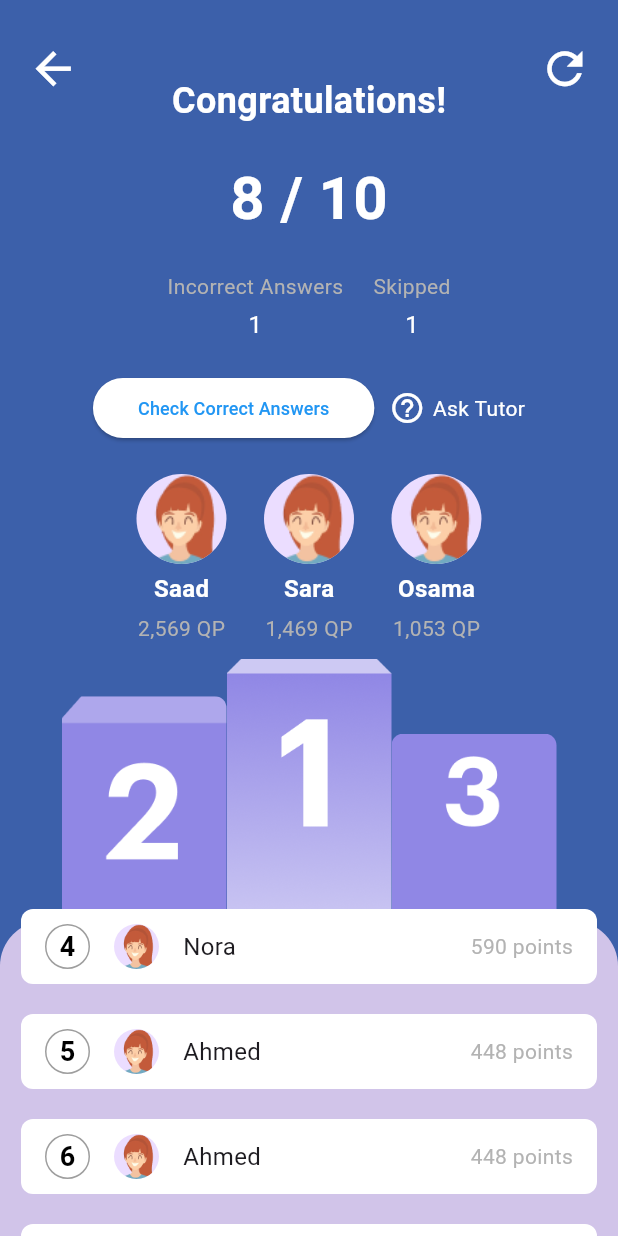
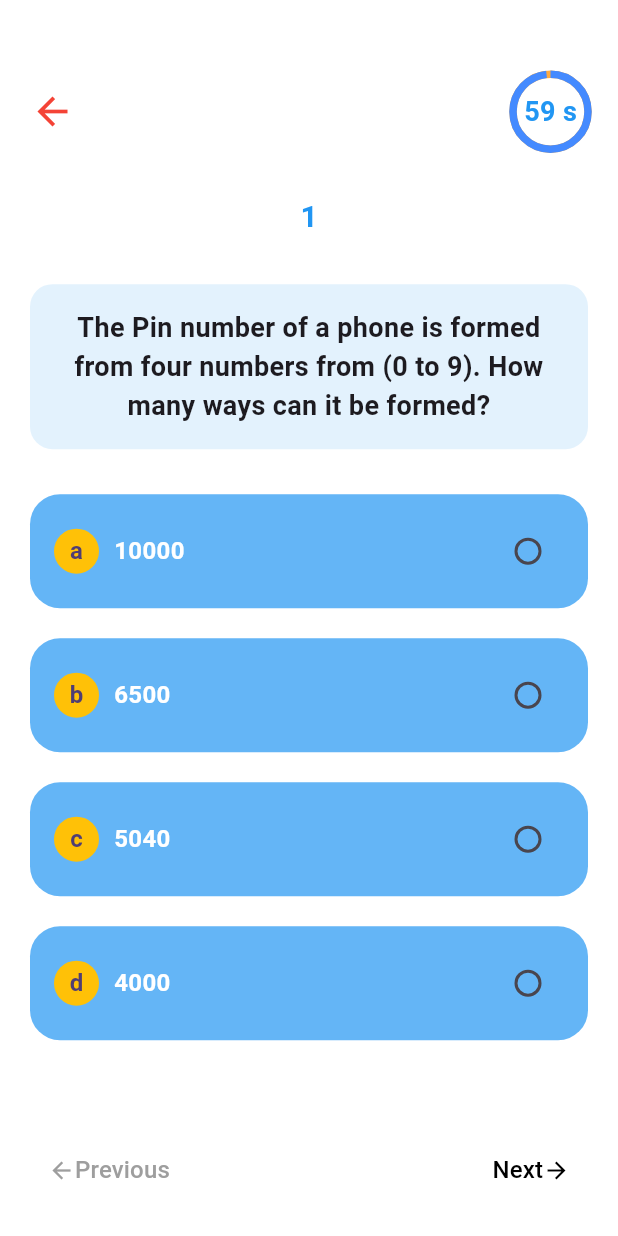
Before and after one commit to Reemaalnafisa/GAT_Helper-Version2, a Flutter app: the LeaderWidget screen opened directly, after a tap on "Start Game", on a phone screen of 412 x 824 dp. Run offline on Flutter 3.47's test engine with Material 3 defaults, Android fonts, the phone set to English and light mode, and no system bars; our stand-ins replace fl_chart, flutter_rating_bar.

Commit message:
Reema first check

```diff
--- a/lib/features/auth/views/GG_waiting.dart
+++ b/lib/features/auth/views/GG_waiting.dart
@@ -2,6 +2,8 @@ import 'package:flutter/material.dart';
 import 'dart:async';
 
 import 'package:gat_helper_app/features/auth/views/QQ_Rank.dart';
+
+import 'Ques_group.dart';
 
 class LeaderWidget extends StatefulWidget {
   @override
@@ -211,7 +213,7 @@ class _LeaderWidgetState extends State<LeaderWidget> {
               onPressed: () {
                 Navigator.push(
                   context,
-                  MaterialPageRoute(builder: (context) => RankPage()),
+                  MaterialPageRoute(builder: (context) => GroupGameques()),
                 );
               },
               style: ElevatedButton.styleFrom(
--- /dev/null
+++ b/lib/features/auth/views/Ques_group.dart
@@ -0,0 +1,243 @@
+import 'package:flutter/material.dart';
+import 'dart:async';
+
+class GroupGameques extends StatefulWidget {
+  @override
+  _GroupGamePageState createState() => _GroupGamePageState();
+}
+
+class _GroupGamePageState extends State<GroupGameques> {
+  int currentQuestionIndex = 1;
+  String? selectedAnswer;
+  int remainingTime = 60;
+  Timer? timer;
+
+  final List<Map<String, dynamic>> questions = [
+    {
+      'question': 'The Pin number of a phone is formed from four numbers from (0 to 9). How many ways can it be formed?',
+      'options': ['10000', '6500', '5040', '4000'],
+      'correctAnswer': '10000',
+    },
+    {
+      'question': 'What is the value of π (pi) approximately?',
+      'options': ['3.14', '2.71', '1.62', '3.00'],
+      'correctAnswer': '3.14',
+    },
+  ];
+
+  @override
+  void initState() {
+    super.initState();
+    startTimer();
+  }
+
+  void startTimer() {
+    timer = Timer.periodic(Duration(seconds: 1), (timer) {
+      if (remainingTime > 0) {
+        setState(() {
+          remainingTime--;
+        });
+      } else {
+        timer.cancel();
+        // Handle time-up scenario
+      }
+    });
+  }
+
+  @override
+  void dispose() {
+    timer?.cancel();
+    super.dispose();
+  }
+
+  @override
+  Widget build(BuildContext context) {
+    final screenWidth = MediaQuery.of(context).size.width;
+    final screenHeight = MediaQuery.of(context).size.height;
+
+    final currentQuestion = questions[currentQuestionIndex - 1];
+
+    return Scaffold(
+      backgroundColor: Colors.white,
+      body: Padding(
+        padding: EdgeInsets.symmetric(horizontal: 20),
+        child: Column(
+          crossAxisAlignment: CrossAxisAlignment.start,
+          children: [
+            SizedBox(height: screenHeight * 0.06),
+            Row(
+              mainAxisAlignment: MainAxisAlignment.spaceBetween,
+              children: [
+                GestureDetector(
+                  onTap: () => Navigator.pop(context),
+                  child: Icon(Icons.arrow_back, color: Colors.red, size: 30),
+                ),
+                Stack(
+                  alignment: Alignment.center,
+                  children: [
+                    SizedBox(
+                      width: 50,
+                      height: 50,
+                      child: CircularProgressIndicator(
+                        value: remainingTime / 60,
+                        strokeWidth: 5,
+                        backgroundColor: Colors.orangeAccent,
+                        valueColor: AlwaysStoppedAnimation<Color>(Colors.blueAccent),
+                      ),
+                    ),
+                    Text(
+                      '$remainingTime s',
+                      style: TextStyle(
+                        color: Colors.blue,
+                        fontSize: 18,
+                        fontWeight: FontWeight.bold,
+                      ),
+                    ),
+                  ],
+                ),
+              ],
+            ),
+            SizedBox(height: 20),
+            Center(
+              child: Column(
+                children: [
+                  CircleAvatar(
+                    radius: 25,
+                    backgroundColor: Colors.white,
+                    child: Text(
+                      '$currentQuestionIndex',
+                      style: TextStyle(fontSize: 20, fontWeight: FontWeight.bold, color: Colors.blue),
+                    ),
+                  ),
+                  SizedBox(height: 20),
+                  Container(
+                    padding: EdgeInsets.all(16),
+                    decoration: BoxDecoration(
+                      color: Colors.blue.shade50,
+                      borderRadius: BorderRadius.circular(15),
+                    ),
+                    child: Text(
+                      currentQuestion['question'],
+                      textAlign: TextAlign.center,
+                      style: TextStyle(fontSize: 18, fontWeight: FontWeight.w600),
+                    ),
+                  ),
+                ],
+              ),
+            ),
+            SizedBox(height: 20),
+            Column(
+              children: List.generate(currentQuestion['options'].length, (index) {
+                final option = currentQuestion['options'][index];
+                final optionLetter = String.fromCharCode(97 + index);
+                return GestureDetector(
+                  onTap: () {
+                    setState(() {
+                      selectedAnswer = option;
+                    });
+                  },
+                  child: Container(
+                    margin: EdgeInsets.symmetric(vertical: 10),
+                    padding: EdgeInsets.symmetric(horizontal: 16, vertical: 14),
+                    decoration: BoxDecoration(
+                      color: selectedAnswer == option ? Colors.blue : Colors.blue.shade300,
+                      borderRadius: BorderRadius.circular(20),
+                    ),
+                    child: Row(
+                      mainAxisAlignment: MainAxisAlignment.spaceBetween,
+                      children: [
+                        Row(
+                          children: [
+                            CircleAvatar(
+                              backgroundColor: Colors.amber,
+                              radius: 15,
+                              child: Text(
+                                optionLetter,
+                                style: TextStyle(fontWeight: FontWeight.bold),
+                              ),
+                            ),
+                            SizedBox(width: 10),
+                            Text(
+                              option,
+                              style: TextStyle(
+                                color: Colors.white,
+                                fontSize: 16,
+                                fontWeight: FontWeight.w600,
+                              ),
+                            ),
+                          ],
+                        ),
+                        Radio(
+                          value: option,
+                          groupValue: selectedAnswer,
+                          onChanged: (value) {
+                            setState(() {
+                              selectedAnswer = value as String?;
+                            });
+                          },
+                          activeColor: Colors.white,
+                        ),
+                      ],
+                    ),
+                  ),
+                );
+              }),
+            ),
+            Spacer(),
+            Padding(
+              padding: EdgeInsets.only(bottom: 20),
+              child: Row(
+                mainAxisAlignment: MainAxisAlignment.spaceBetween,
+                children: [
+                  TextButton(
+                    onPressed: currentQuestionIndex > 1
+                        ? () {
+                      setState(() {
+                        currentQuestionIndex--;
+                        selectedAnswer = null;
+                      });
+                    }
+                        : null,
+                    child: Row(
+                      children: [
+                        Icon(Icons.arrow_back, color: currentQuestionIndex > 1 ? Colors.black : Colors.grey),
+                        Text(
+                          'Previous',
+                          style: TextStyle(
+                            fontSize: 16,
+                            color: currentQuestionIndex > 1 ? Colors.black : Colors.grey,
+                          ),
+                        ),
+                      ],
+                    ),
+                  ),
+                  TextButton(
+                    onPressed: currentQuestionIndex < questions.length
+                        ? () {
+                      setState(() {
+                        currentQuestionIndex++;
+                        selectedAnswer = null;
+                      });
+                    }
+                        : () {
+                      // Navigate to results page
+                    },
+                    child: Row(
+                      children: [
+                        Text(
+                          currentQuestionIndex < questions.length ? 'Next' : 'Finish',
+                          style: TextStyle(fontSize: 16, color: Colors.black),
+                        ),
+                        Icon(Icons.arrow_forward, color: Colors.black),
+                      ],
+                    ),
+                  ),
+                ],
+              ),
+            ),
+          ],
+        ),
+      ),
+    );
+  }
+}
--- a/pubspec.yaml
+++ b/pubspec.yaml
@@ -13,6 +13,8 @@ dependencies:
   cupertino_icons: ^1.0.8
   fl_chart: ^0.70.2
   flutter_rating_bar: ^4.0.1
+  sqflite: ^2.3.0  # ✅ SQLite database for Flutter
+  path_provider: ^2.0.15
 
 dev_dependencies:
   flutter_test:
```
Also changed, not shown: lib/features/auth/views/custom_group_game_page.dart (+35 -43 lines), lib/features/auth/views/find_game_page.dart (+52 -21 lines), lib/features/auth/views/result_page.dart (+18 -18 lines), lib/features/auth/views/self_game_config.dart (+7 -8 lines), lib/features/auth/views/student_req_page.dart (+17 -1 lines), lib/main.dart (+8 -1 lines), pubspec.lock, 7 other files.
